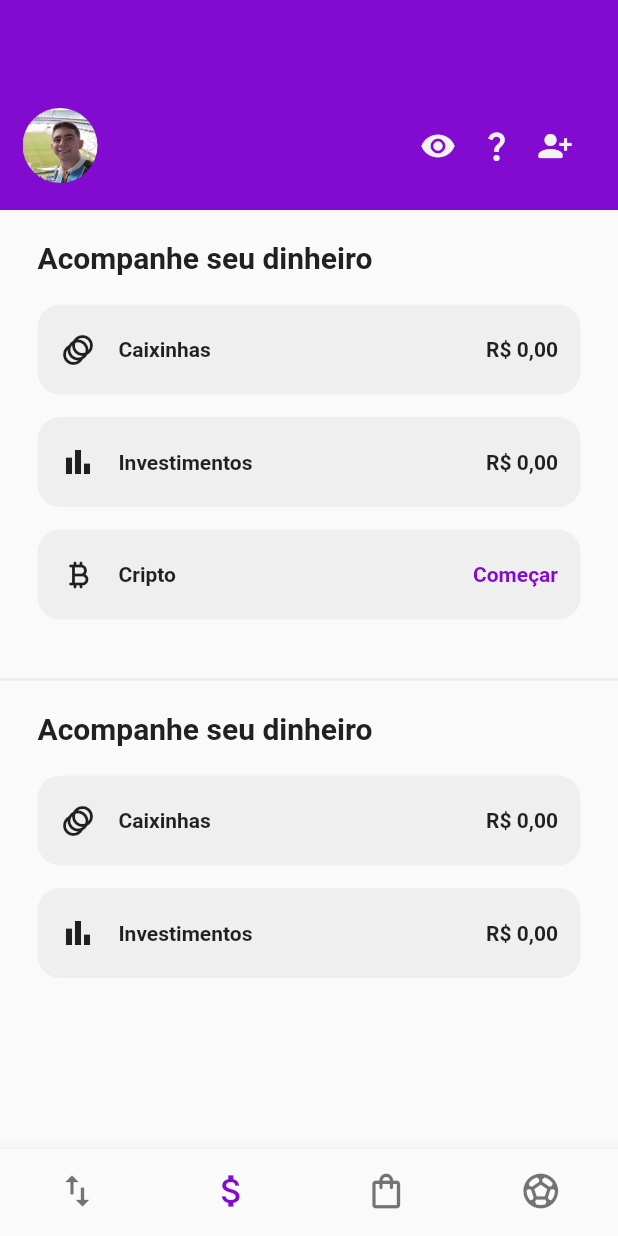
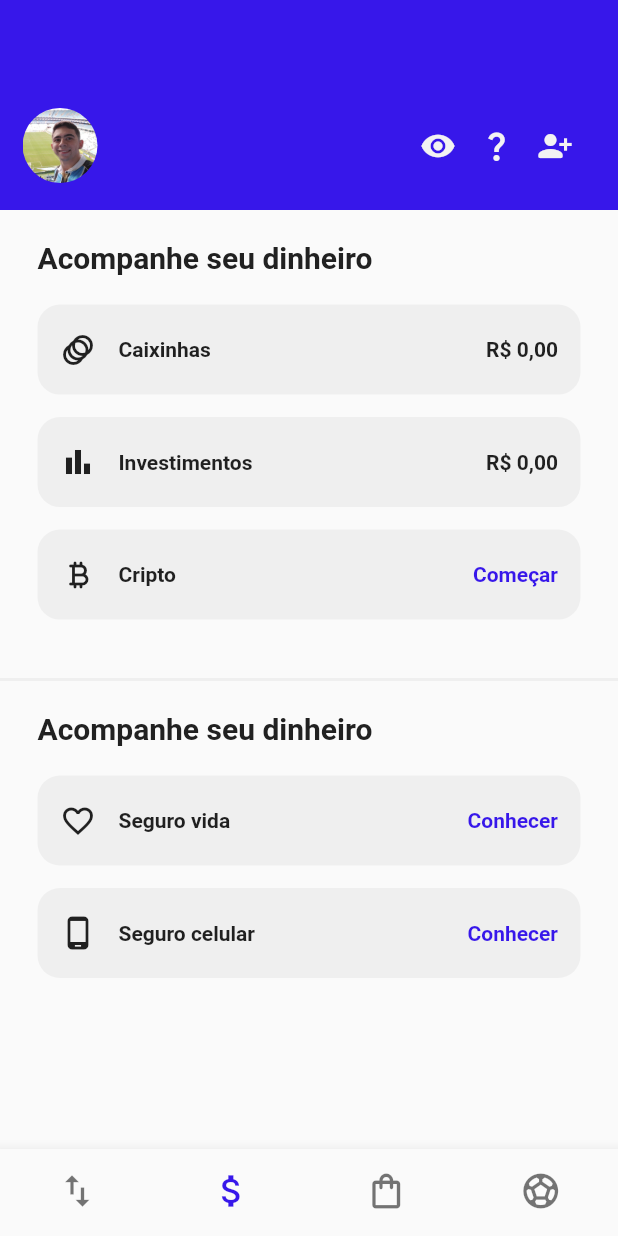
Before and after one commit to RichardsonMM/TuBank, a Flutter app: the screen it shows after launch, item 2 of the bottom bar chosen, on a phone screen of 412 x 824 dp. Run offline on Flutter 3.47's test engine with Material 2 defaults, Android fonts, the phone set to English and light mode, and no system bars; our stand-ins replace flutter_svg, page_transition.

Commit message:
pequenas mudanças

```diff
--- a/lib/constants.dart
+++ b/lib/constants.dart
@@ -1,5 +1,6 @@
 import 'package:flutter/material.dart';
 
-const Color kPrimaryColor = Color.fromARGB(255, 131, 10, 209);
+const Color kPrimaryColor = Color.fromARGB(255, 55, 23, 234);
+const Color kNuBankColor = Color.fromARGB(255, 131, 10, 209);
 const Color kWhiteColor = Color.fromRGBO(243, 242, 243, 1);
 const Color kGrayColor = Color.fromARGB(11, 0, 0, 0);
--- a/lib/main.dart
+++ b/lib/main.dart
@@ -19,7 +19,7 @@ class MyApp extends StatelessWidget {
   @override
   Widget build(BuildContext context) {
     return MaterialApp(
-      title: 'Flutter Demo',
+      title: 'TuBank',
       debugShowCheckedModeBanner: false,
       theme: ThemeData(),
       home: HomeScreen(),
--- a/lib/screens/homescreen.dart
+++ b/lib/screens/homescreen.dart
@@ -20,13 +20,6 @@ class HomeScreen extends StatefulWidget {
 class _HomeScreenState extends State<HomeScreen> {
   int _pageIndex = 0;
 
-  final screens = [
-    Page1(),
-    Page2(),
-    Page3(),
-    Page4(),
-  ];
-
   void _onItemTapped(int index) {
     setState(() {
       _pageIndex = index;
@@ -35,6 +28,12 @@ class _HomeScreenState extends State<HomeScreen> {
 
   @override
   Widget build(BuildContext context) {
+    final screens = [
+      Page1(),
+      Page2(),
+      Page3(),
+      Page4(),
+    ];
     Size size = MediaQuery.of(context).size;
     return Scaffold(
       bottomNavigationBar: BottomNavigationBar(
--- a/lib/screens/page2.dart
+++ b/lib/screens/page2.dart
@@ -21,10 +21,8 @@ class _Page2State extends State<Page2> {
         short_app_bar(size: size),
         Container(
           margin: EdgeInsets.symmetric(horizontal: 25, vertical: 20),
-          //padding: EdgeInsets.all(0),
           height: size.height * .33,
           width: size.width,
-          //color: Colors.black,
           child: Column(
             crossAxisAlignment: CrossAxisAlignment.start,
             children: [
@@ -142,17 +140,18 @@ class _Page2State extends State<Page2> {
                     color: kGrayColor, borderRadius: BorderRadius.circular(15)),
                 child: Row(
                   children: const [
-                    Icon(Icons.animation_outlined),
+                    Icon(Icons.favorite_border_sharp),
                     SizedBox(width: 15),
                     Text(
-                      "Caixinhas",
+                      "Seguro vida",
                       style: TextStyle(fontWeight: FontWeight.bold),
                     ),
                     Spacer(),
                     Text(
-                      "R\$ 0,00",
+                      "Conhecer",
                       textAlign: TextAlign.end,
-                      style: TextStyle(fontWeight: FontWeight.bold),
+                      style: TextStyle(
+                          fontWeight: FontWeight.bold, color: kPrimaryColor),
                     ),
                   ],
                 ),
@@ -165,18 +164,19 @@ class _Page2State extends State<Page2> {
                     color: kGrayColor, borderRadius: BorderRadius.circular(15)),
                 child: Row(
                   children: const [
-                    Icon(Icons.bar_chart_sharp),
+                    Icon(Icons.phone_android_outlined),
                     SizedBox(width: 15),
                     Text(
-                      "Investimentos",
+                      "Seguro celular",
                       style: TextStyle(fontWeight: FontWeight.bold),
                     ),
                     //SizedBox(width: 131),
                     Spacer(),
                     Text(
-                      "R\$ 0,00",
+                      "Conhecer",
                       textAlign: TextAlign.end,
-                      style: TextStyle(fontWeight: FontWeight.bold),
+                      style: TextStyle(
+                          fontWeight: FontWeight.bold, color: kPrimaryColor),
                     ),
                   ],
                 ),
--- a/lib/widgets/app_bar.dart
+++ b/lib/widgets/app_bar.dart
@@ -62,7 +62,10 @@ class app_bar extends StatelessWidget {
             padding: EdgeInsets.symmetric(horizontal: 25, vertical: 25),
             child: Text(
               "Olá, Richardson",
-              style: TextStyle(color: kWhiteColor, fontSize: 20),
+              style: TextStyle(
+                  color: kWhiteColor,
+                  fontSize: 20,
+                  fontWeight: FontWeight.w400),
             ),
           ),
         )
```
Also changed, not shown: lib/screens/page1.dart (+4 -3 lines), lib/screens/page3.dart (+9 -1 lines), lib/screens/page4.dart (+9 -1 lines), lib/widgets/page_transitions.dart (added, +15 -0 lines).
